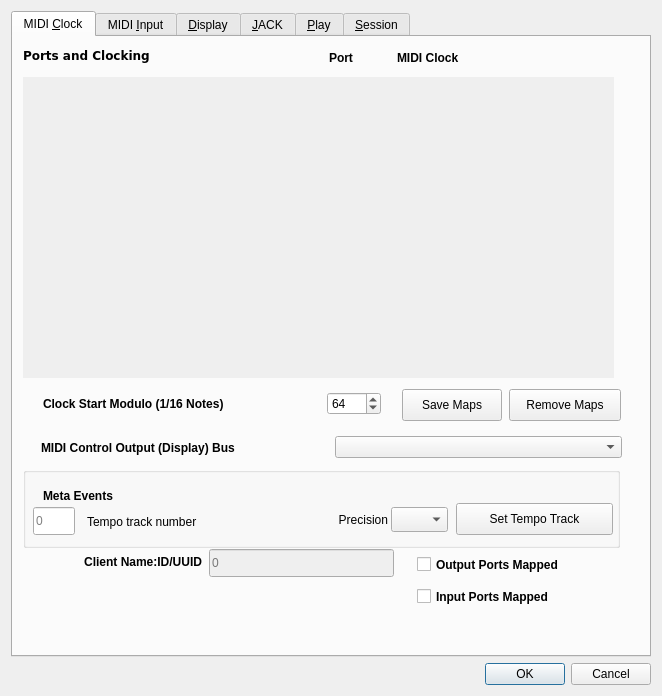
This is seq_qt5/forms/qseditoptions.ui in ahlstromcj/seq66 as Qt 5 draws it before an edit. The edited form follows.
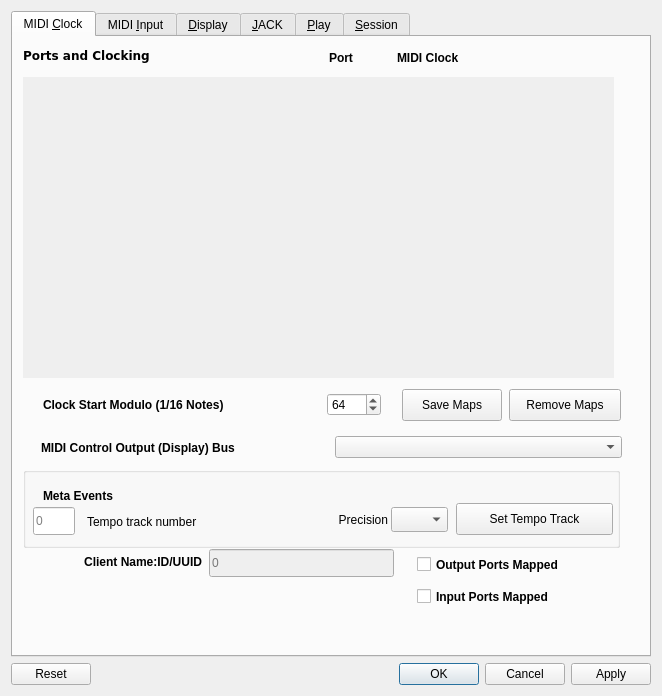
This is the edited form. The open tabs and pages were chosen to show the change.

Commit message: Added Apply/Reset buttons to Preferences dialog.

```diff
--- a/seq_qt5/forms/qseditoptions.ui
+++ b/seq_qt5/forms/qseditoptions.ui
@@ -162,7 +162,7 @@
          <x>30</x>
          <y>352</y>
          <width>338</width>
-         <height>30</height>
+         <height>31</height>
         </rect>
        </property>
        <layout class="QHBoxLayout" name="horizLayoutClockStartModulo" stretch="8,1">
@@ -2352,7 +2352,7 @@
    <item>
     <widget class="QDialogButtonBox" name="buttonBoxOptionsDialog">
      <property name="standardButtons">
-      <set>QDialogButtonBox::Cancel|QDialogButtonBox::Ok</set>
+      <set>QDialogButtonBox::Apply|QDialogButtonBox::Cancel|QDialogButtonBox::Ok|QDialogButtonBox::Reset</set>
      </property>
     </widget>
    </item>
```
Left out of the diff: 2 changed lines with no effect on the pictures. The commit also changes 3 other files.
